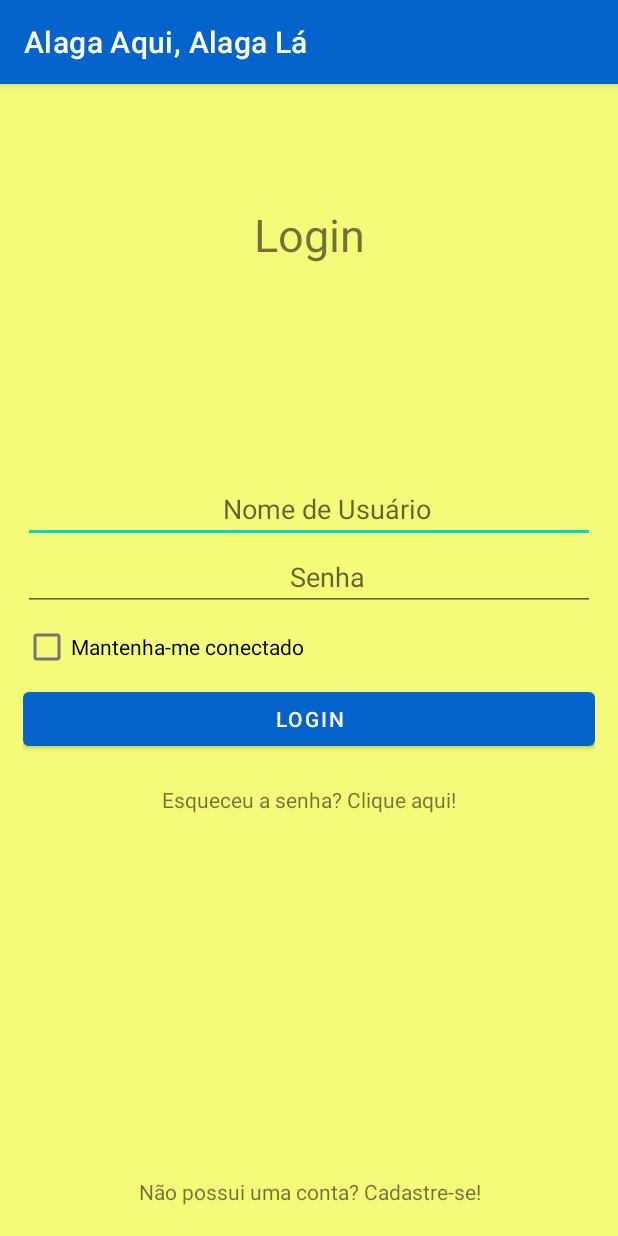
After one commit to kelly-u/AlagaAquiAlagaLa, an Android app built with Jetpack Compose: the LoginActivity screen opened directly, with no data from a screen before it, on a phone screen of 412 x 824 dp. The commit adds this screen. Run offline under Robolectric (Android 15) with nearby library versions, the phone set to English and light mode, and no system bars.

Commit message:
Splash Screen funcionando e tela de login e cadastro feitas (com digitação, mas sem validação)

```diff
--- a/app/build.gradle.kts
+++ b/app/build.gradle.kts
@@ -66,6 +66,7 @@ dependencies {
     implementation(libs.androidx.ui.graphics)
     implementation(libs.androidx.ui.tooling.preview)
     implementation(libs.androidx.material3)
+    implementation(libs.androidx.activity)
     testImplementation(libs.junit)
     androidTestImplementation(libs.androidx.junit)
     androidTestImplementation(libs.androidx.espresso.core)
--- /dev/null
+++ b/app/src/main/java/br/com/ifpe/gleicekelly/alagaaquialagala/LoginActivity.kt
@@ -0,0 +1,26 @@
+package br.com.ifpe.gleicekelly.alagaaquialagala
+
+import android.app.Activity
+import android.content.Intent
+import android.os.Bundle
+import androidx.appcompat.app.AppCompatActivity
+import br.com.ifpe.gleicekelly.alagaaquialagala.databinding.ActivityLoginBinding
+
+class LoginActivity : AppCompatActivity() {
+
+    private lateinit var binding: ActivityLoginBinding
+
+    override fun onCreate(savedInstanceState: Bundle?) {
+        super.onCreate(savedInstanceState)
+
+        binding = ActivityLoginBinding.inflate(layoutInflater)
+        setContentView(binding.root)
+
+        binding.buttonLogin.setOnClickListener{}
+        binding.textCriarConta.setOnClickListener{
+            startActivity(Intent(this, RegistroActivity::class.java))
+        }
+        binding.textEsqueceuSenha.setOnClickListener{}
+
+        }
+    }
--- a/app/src/main/java/br/com/ifpe/gleicekelly/alagaaquialagala/MainActivity.kt
+++ b/app/src/main/java/br/com/ifpe/gleicekelly/alagaaquialagala/MainActivity.kt
@@ -23,7 +23,7 @@ class MainActivity : AppCompatActivity() {
         binding = ActivityMainBinding.inflate(layoutInflater)
         setContentView(binding.root)
 
-        setSupportActionBar(binding.appBarMain.toolbar)
+        //setSupportActionBar(binding.appBarMain.toolbar)
 
         val drawerLayout: DrawerLayout = binding.drawerLayout
         //Menu Lateral de navegação
--- /dev/null
+++ b/app/src/main/res/drawable/ic_login_senha.xml
@@ -0,0 +1,5 @@
+<vector xmlns:android="http://schemas.android.com/apk/res/android" android:autoMirrored="true" android:height="24dp" android:tint="#F3FB79" android:viewportHeight="24" android:viewportWidth="24" android:width="24dp">
+
+    <path android:fillColor="@android:color/white" android:pathData="M19,3L5,3c-1.1,0 -2,0.9 -2,2v14c0,1.1 0.9,2 2,2h14c1.1,0 2,-0.9 2,-2L21,5c0,-1.1 -0.9,-2 -2,-2zM14,17L7,17v-2h7v2zM17,13L7,13v-2h10v2zM17,9L7,9L7,7h10v2z"/>
+
+</vector>
--- /dev/null
+++ b/app/src/main/res/drawable/ic_registro_telefone.xml
@@ -0,0 +1,5 @@
+<vector xmlns:android="http://schemas.android.com/apk/res/android" android:height="24dp" android:tint="#F3FB79" android:viewportHeight="24" android:viewportWidth="24" android:width="24dp">
+
+    <path android:fillColor="@android:color/white" android:pathData="M20.01,15.38c-1.23,0 -2.42,-0.2 -3.53,-0.56 -0.35,-0.12 -0.74,-0.03 -1.01,0.24l-1.57,1.97c-2.83,-1.35 -5.48,-3.9 -6.89,-6.83l1.95,-1.66c0.27,-0.28 0.35,-0.67 0.24,-1.02 -0.37,-1.11 -0.56,-2.3 -0.56,-3.53 0,-0.54 -0.45,-0.99 -0.99,-0.99H4.19C3.65,3 3,3.24 3,3.99 3,13.28 10.73,21 20.01,21c0.71,0 0.99,-0.63 0.99,-1.18v-3.45c0,-0.54 -0.45,-0.99 -0.99,-0.99z"/>
+
+</vector>
--- /dev/null
+++ b/app/src/main/res/layout/activity_login.xml
@@ -0,0 +1,80 @@
+<?xml version="1.0" encoding="utf-8"?>
+<RelativeLayout xmlns:android="http://schemas.android.com/apk/res/android"
+    xmlns:tools="http://schemas.android.com/tools"
+    android:id="@+id/main"
+    android:layout_width="match_parent"
+    android:layout_height="match_parent"
+    tools:context=".LoginActivity"
+    android:background="@color/yellow">
+
+    <TextView
+        android:layout_width="match_parent"
+        android:layout_height="wrap_content"
+        android:text="@string/titulo_login"
+        android:textAlignment="center"
+        android:textSize="30sp"
+        android:layout_marginTop="80dp"
+        />
+
+    <LinearLayout
+        android:layout_width="match_parent"
+        android:layout_height="wrap_content"
+        android:layout_centerInParent="true"
+        android:textAlignment="center"
+        android:orientation="vertical"
+        android:padding="15dp">
+
+    <EditText
+        android:id="@+id/edit_nome_usuario"
+        android:layout_width="match_parent"
+        android:layout_height="wrap_content"
+        android:drawableStart="@drawable/ic_menu_login"
+        android:gravity="center"
+        android:hint="@string/nome_usuario"
+        />
+
+    <EditText
+        android:id="@+id/edit_senha"
+        android:layout_width="match_parent"
+        android:layout_height="wrap_content"
+        android:drawableStart="@drawable/ic_login_senha"
+        android:gravity="center"
+        android:hint="@string/senha"
+        />
+
+    <CheckBox
+        android:id="@+id/checkbox_logado"
+        android:layout_width="match_parent"
+        android:layout_height="wrap_content"
+        android:text="@string/manter_conexao"
+        />
+
+    <Button
+        android:id="@+id/button_login"
+        android:layout_width="match_parent"
+        android:layout_height="wrap_content"
+        android:text="@string/login" />
+
+    <TextView
+        android:id="@+id/text_esqueceu_senha"
+        android:layout_width="match_parent"
+        android:layout_height="wrap_content"
+        android:layout_alignParentBottom="true"
+        android:layout_marginVertical="20dp"
+        android:gravity="center"
+        android:text="@string/esqueceu_a_senha"
+        />
+
+    </LinearLayout>
+
+    <TextView
+        android:id="@+id/text_criar_conta"
+        android:layout_width="match_parent"
+        android:layout_height="wrap_content"
+        android:layout_alignParentBottom="true"
+        android:layout_marginVertical="20dp"
+        android:gravity="center"
+        android:text="@string/n_o_possui_uma_conta_cadastre_se"
+        />
+
+</RelativeLayout>
--- a/app/src/main/res/layout/activity_main.xml
+++ b/app/src/main/res/layout/activity_main.xml
@@ -20,7 +20,7 @@
         android:layout_height="match_parent"
         android:layout_gravity="start"
         android:fitsSystemWindows="true"
-        android:background="@color/blue2"
+        android:background="@color/blueLogo"
         app:itemTextColor="@color/white"
         app:headerLayout="@layout/nav_header_main"
         app:menu="@menu/activity_main_drawer" />
--- a/app/src/main/res/layout/content_main.xml
+++ b/app/src/main/res/layout/content_main.xml
@@ -4,8 +4,7 @@
     xmlns:tools="http://schemas.android.com/tools"
     android:layout_width="match_parent"
     android:layout_height="match_parent"
-    app:layout_behavior="@string/appbar_scrolling_view_behavior"
-    tools:showIn="@layout/app_bar_main">
+    app:layout_behavior="@string/appbar_scrolling_view_behavior">
 
     <fragment
         android:id="@+id/nav_host_fragment_content_main"
--- a/app/src/main/res/menu/activity_main_drawer.xml
+++ b/app/src/main/res/menu/activity_main_drawer.xml
@@ -37,7 +37,7 @@
         android:checkableBehavior="single">
         <item
             android:id="@+id/nav_sobre"
-            android:icon="@drawable/ic_sobre"
+            android:icon="@drawable/ic_menu_sobre"
             android:title="Sobre" />
     </group>
 </menu>
--- a/app/src/main/res/values/colors.xml
+++ b/app/src/main/res/values/colors.xml
@@ -9,6 +9,6 @@
     <color name="white">#FFFFFFFF</color>
     <color name="yellow">#F3FB79</color>
     <color name="blue">#438BCD</color>
-    <color name="blue2">#4E9ADE</color>
+    <color name="blueLogo">#0464cb</color>
     <color name="gray">#717485</color>
 </resources>
--- a/app/src/main/res/values/strings.xml
+++ b/app/src/main/res/values/strings.xml
@@ -1,5 +1,5 @@
 <resources>
-    <string name="app_name">AlagaAquiAlagaLa</string>
+    <string name="app_name">Alaga Aqui, Alaga Lá</string>
     <string name="navigation_drawer_open">Open navigation drawer</string>
     <string name="navigation_drawer_close">Close navigation drawer</string>
     <string name="nav_header_title">Android Studio</string>
@@ -14,4 +14,15 @@
     <!-- TODO: Remove or change this placeholder text -->
     <string name="hello_blank_fragment">Hello blank fragment</string>
     <string name="title_activity_splash_screen">SplashScreen</string>
+    <string name="nome_usuario">Nome de Usuário</string>
+    <string name="senha">Senha</string>
+    <string name="manter_conexao">Mantenha-me conectado</string>
+    <string name="login">Login</string>
+    <string name="n_o_possui_uma_conta_cadastre_se">Não possui uma conta? Cadastre-se!</string>
+    <string name="esqueceu_a_senha">Esqueceu a senha? Clique aqui!</string>
+    <string name="confirmar_senha">Confirmar Senha</string>
+    <string name="cadastro">Cadastro</string>
+    <string name="telefone">Telefone</string>
+    <string name="titulo_cadastro">Cadastro</string>
+    <string name="titulo_login">Login</string>
 </resources>
--- a/app/src/main/res/values/themes.xml
+++ b/app/src/main/res/values/themes.xml
@@ -2,8 +2,8 @@
     <!-- Base application theme. -->
     <style name="Theme.AlagaAquiAlagaLa" parent="Theme.MaterialComponents.DayNight.DarkActionBar">
         <!-- Primary brand color. -->
-        <item name="colorPrimary">@color/blue</item>
-        <item name="colorPrimaryVariant">@color/blue2</item>
+        <item name="colorPrimary">@color/blueLogo</item>
+        <item name="colorPrimaryVariant">@color/blueLogo</item>
         <item name="colorOnPrimary">@color/white</item>
         <!-- Secondary brand color. -->
         <item name="colorSecondary">@color/teal_200</item>
--- a/gradle/libs.versions.toml
+++ b/gradle/libs.versions.toml
@@ -16,6 +16,7 @@ googleAndroidLibrariesMapsplatformSecretsGradlePlugin = "2.0.1"
 lifecycleRuntimeKtx = "2.8.7"
 activityCompose = "1.10.0"
 composeBom = "2025.01.00"
+activity = "1.10.0"
 
 [libraries]
 androidx-core-ktx = { group = "androidx.core", name = "core-ktx", version.ref = "coreKtx" }
@@ -39,6 +40,7 @@ androidx-ui-tooling-preview = { group = "androidx.compose.ui", name = "ui-toolin
 androidx-ui-test-manifest = { group = "androidx.compose.ui", name = "ui-test-manifest" }
 androidx-ui-test-junit4 = { group = "androidx.compose.ui", name = "ui-test-junit4" }
 androidx-material3 = { group = "androidx.compose.material3", name = "material3" }
+androidx-activity = { group = "androidx.activity", name = "activity", version.ref = "activity" }
 
 [plugins]
 android-application = { id = "com.android.application", version.ref = "agp" }
```
Also changed, not shown: app/src/main/AndroidManifest.xml (+28 -8 lines), app/src/main/java/br/com/ifpe/gleicekelly/alagaaquialagala/RegistroActivity.kt (added, +25 -0 lines), app/src/main/java/br/com/ifpe/gleicekelly/alagaaquialagala/SplashScreenActivity.kt (added, +20 -0 lines), app/src/main/res/layout/activity_registro.xml (added, +72 -0 lines), app/src/main/res/layout/activity_splash_screen.xml (added, +16 -0 lines), app/src/main/res/layout/app_bar_main.xml (+14 -3 lines), app/src/main/res/drawable/ic_menu_sobre.xml (renamed from app/src/main/res/drawable/ic_sobre.xml).
